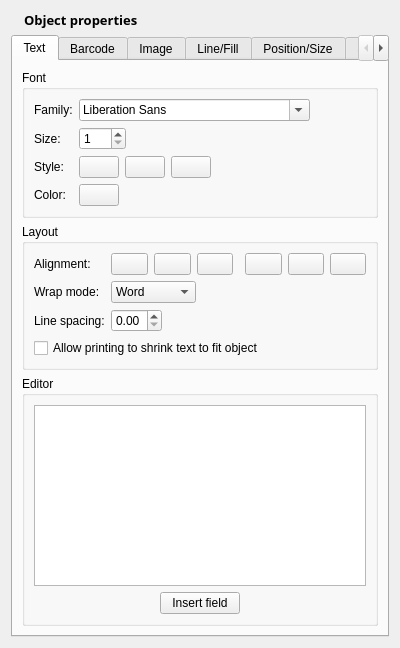
The window that glabels/ui/ObjectEditor.ui (jimevins/glabels-qt) describes before a commit, drawn with Qt 5.
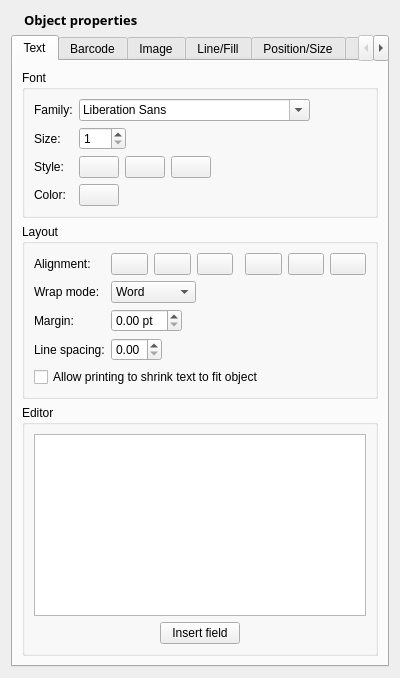
The same window after the commit. Icons and pictures are not drawn. Custom widgets are drawn as their Qt base class.

Commit message: Added margin property to Text objects.

Patch:
```diff
--- a/glabels/ui/ObjectEditor.ui
+++ b/glabels/ui/ObjectEditor.ui
@@ -7,7 +7,7 @@
     <x>0</x>
     <y>0</y>
     <width>400</width>
-    <height>648</height>
+    <height>678</height>
    </rect>
   </property>
   <property name="sizePolicy">
@@ -255,14 +255,14 @@
             </item>
            </layout>
           </item>
-          <item row="2" column="0">
+          <item row="3" column="0">
            <widget class="QLabel" name="label_9">
             <property name="text">
              <string>Line spacing:</string>
             </property>
            </widget>
           </item>
-          <item row="2" column="1">
+          <item row="3" column="1">
            <layout class="QHBoxLayout" name="horizontalLayout_19">
             <item>
              <widget class="QDoubleSpinBox" name="textLineSpacingSpin">
@@ -332,13 +332,44 @@
             </item>
            </layout>
           </item>
-          <item row="3" column="0" colspan="2">
+          <item row="5" column="0" colspan="2">
            <widget class="QCheckBox" name="textAutoShrinkCheck">
             <property name="text">
              <string>Allow printing to shrink text to fit object</string>
             </property>
            </widget>
           </item>
+          <item row="2" column="0">
+           <widget class="QLabel" name="label">
+            <property name="text">
+             <string>Margin:</string>
+            </property>
+           </widget>
+          </item>
+          <item row="2" column="1">
+           <layout class="QHBoxLayout" name="horizontalLayout_28">
+            <item>
+             <widget class="QDoubleSpinBox" name="textMarginSpin">
+              <property name="suffix">
+               <string notr="true"> pt</string>
+              </property>
+             </widget>
+            </item>
+            <item>
+             <spacer name="horizontalSpacer_26">
+              <property name="orientation">
+               <enum>Qt::Horizontal</enum>
+              </property>
+              <property name="sizeHint" stdset="0">
+               <size>
+                <width>40</width>
+                <height>20</height>
+               </size>
+              </property>
+             </spacer>
+            </item>
+           </layout>
+          </item>
          </layout>
         </widget>
        </item>
```
Left out of the diff: 47 changed lines with no effect on the pictures. The commit also changes 12 other files.
